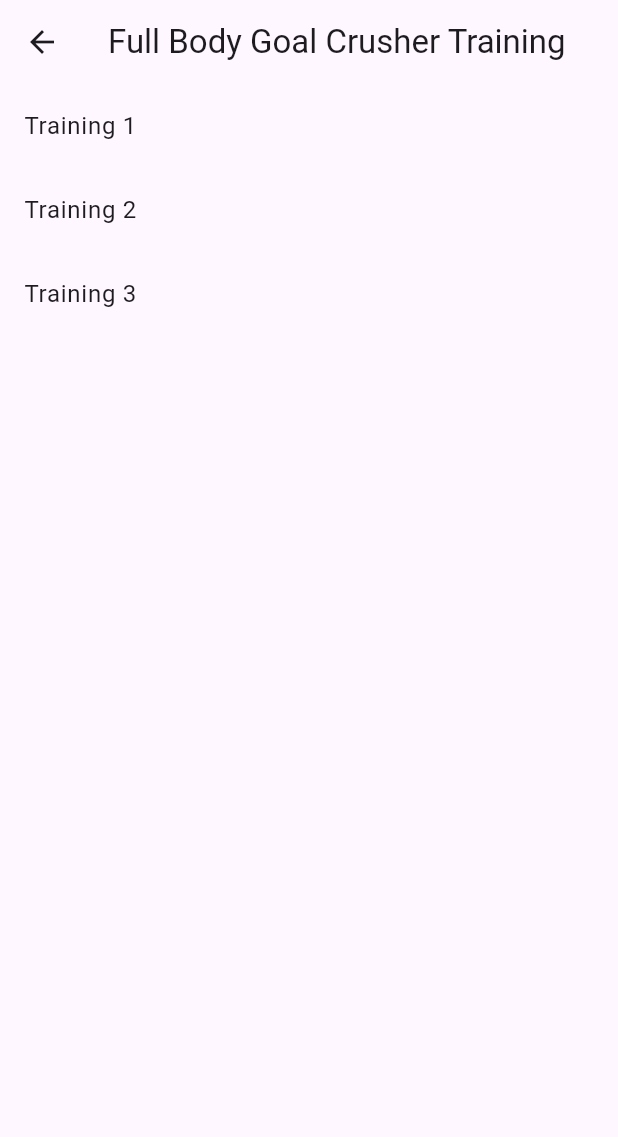
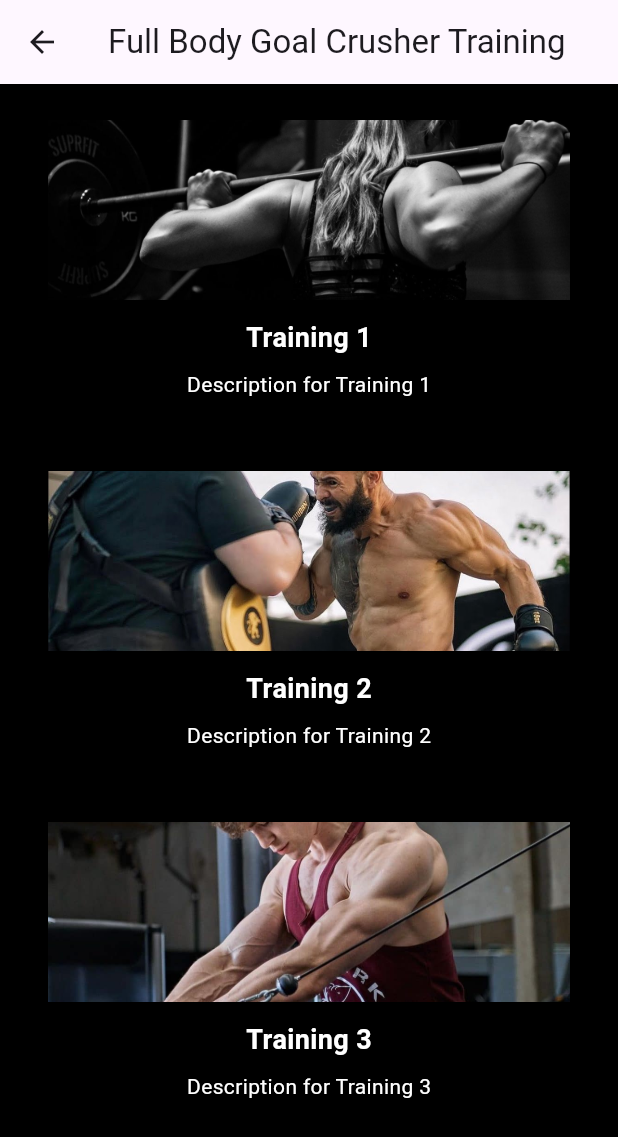
Before and after one commit to thefaceofzed/FlutterSportApp, a Flutter app: the work screen opened directly, after a tap on "Full Body Goal Crusher", on a phone screen of 412 x 824 dp. Shown: the top 1137 px of the screen. Run offline on Flutter 3.47's test engine with Material 3 defaults, Android fonts, the phone set to English and light mode, and no system bars; our stand-ins replace google_fonts.

Commit message:
training-details

```diff
--- a/lib/page-1/workout-categories.dart
+++ b/lib/page-1/workout-categories.dart
@@ -3,7 +3,6 @@ import 'package:flutter/gestures.dart';
 import 'dart:ui';
 import 'package:google_fonts/google_fonts.dart';
 import 'package:myapp/utils.dart';
-
 class work extends StatelessWidget {
   @override
   Widget build(BuildContext context) {
@@ -13,7 +12,7 @@ class work extends StatelessWidget {
         shadowColor: Colors.black12,
       ),
       body: Container(
-        color: Color.fromARGB(255, 18, 17, 17), // Set the background color to black
+        color: const Color.fromARGB(255, 44, 36, 36), // Set the background color to black
         child: SingleChildScrollView(
           child: Column(
             children: [
@@ -21,24 +20,92 @@ class work extends StatelessWidget {
                 title: 'Wake Up Call',
                 image: 'assets/page-1/images/image-bg-rRq.png',
                 description: '04 Workouts for Beginner',
+                trainingItems: [
+                  TrainingItem(
+                    title: 'Training 1',
+                    image: 'assets/page-1/images/image-bg-ovT.png',
+                    description: 'Description for Training 1',
+                  ),
+                  TrainingItem(
+                    title: 'Training 2',
+                    image: 'assets/page-1/images/image-bg-bLF.png',
+                    description: 'Description for Training 2',
+                  ),
+                  TrainingItem(
+                    title: 'Training 3',
+                    image: 'assets/page-1/images/image-bg-biT.png',
+                    description: 'Description for Training 3',
+                  ),
+                ],
               ),
               WorkoutCard(
                 title: 'Full Body Goal Crusher',
                 image: 'assets/page-1/images/image-bg-1KZ.png',
                 description: '07 Workouts for Beginner',
                 isPro: true,
+                trainingItems: [
+                  TrainingItem(
+                    title: 'Training 1',
+                    image: 'assets/page-1/images/image-bg-L5h.png',
+                    description: 'Description for Training 1',
+                  ),
+                  TrainingItem(
+                    title: 'Training 2',
+                    image: 'assets/page-1/images/image-bg-7AK.png',
+                    description: 'Description for Training 2',
+                  ),
+                  TrainingItem(
+                    title: 'Training 3',
+                    image: 'assets/page-1/images/david.png',
+                    description: 'Description for Training 3',
+                  ),
+                ],
               ),
               WorkoutCard(
                 title: 'Lower Body Strength',
-                image: 'assets/page-1/images/image-bg-biT.png',
+                image: 'assets/page-1/images/image-uKy.png',
                 description: '05 Workouts for Beginner',
                 isPro: true,
+                trainingItems: [
+                  TrainingItem(
+                    title: 'Training 1',
+                    image: 'assets/page-1/images/image-bg-ovT.png',
+                    description: 'Description for Training 1',
+                  ),
+                  TrainingItem(
+                    title: 'Training 2',
+                    image: 'assets/page-1/images/image-bg-SCb.png',
+                    description: 'Description for Training 2',
+                  ),
+                  TrainingItem(
+                    title: 'Training 3',
+                    image: 'assets/page-1/images/image-bg-S5Z.png',
+                    description: 'Description for Training 3',
+                  ),
+                ],
               ),
               WorkoutCard(
                 title: 'Drill Essentials',
                 image: 'assets/page-1/images/image-bg-DBy.png',
                 description: '06 Workouts for Beginner',
                 isPro: true,
+                trainingItems: [
+                  TrainingItem(
+                    title: 'Training 1',
+                    image: 'assets/page-1/images/image-bg-ovT.png',
+                    description: 'Description for Training 1',
+                  ),
+                  TrainingItem(
+                    title: 'Training 2',
+                    image: 'assets/page-1/images/image-bg-bLF.png',
+                    description: 'Description for Training 2',
+                  ),
+                  TrainingItem(
+                    title: 'Training 3',
+                    image: 'assets/page-1/images/image-bg-biT.png',
+                    description: 'Description for Training 3',
+                  ),
+                ],
               ),
             ],
           ),
@@ -53,12 +120,14 @@ class WorkoutCard extends StatelessWidget {
   final String image;
   final String description;
   final bool isPro;
+  final List<TrainingItem> trainingItems;
 
   WorkoutCard({
     required this.title,
     required this.image,
     required this.description,
     this.isPro = false,
+    required this.trainingItems,
   });
 
   @override
@@ -69,7 +138,10 @@ class WorkoutCard extends StatelessWidget {
         Navigator.push(
           context,
           MaterialPageRoute(
-            builder: (context) => TrainingList(category: title),
+            builder: (context) => TrainingList(
+              category: title,
+              trainingItems: trainingItems,
+            ),
           ),
         );
       },
@@ -161,8 +233,12 @@ class WorkoutCard extends StatelessWidget {
 
 class TrainingList extends StatelessWidget {
   final String category;
+  final List<TrainingItem> trainingItems;
 
-  TrainingList({required this.category});
+  TrainingList({
+    required this.category,
+    required this.trainingItems,
+  });
 
   @override
   Widget build(BuildContext context) {
@@ -170,20 +246,63 @@ class TrainingList extends StatelessWidget {
       appBar: AppBar(
         title: Text('$category Training'),
       ),
-      body: ListView(
-        children: [
-          ListTile(
-            title: Text('Training 1'),
-          ),
-          ListTile(
-            title: Text('Training 2'),
-          ),
-          ListTile(
-            title: Text('Training 3'),
-          ),
-          // Add more list items as needed
-        ],
+      body: Container(
+        color: Colors.black, // Set the background color to black
+        child: ListView.builder(
+          itemCount: trainingItems.length,
+          itemBuilder: (context, index) {
+            TrainingItem item = trainingItems[index];
+            return Container(
+              margin: EdgeInsets.symmetric(vertical: 8.0, horizontal: 16.0),
+              padding: EdgeInsets.all(16.0),
+              decoration: BoxDecoration(
+                color: Colors.black,
+                borderRadius: BorderRadius.circular(12.0),
+              ),
+              child: Column(
+                crossAxisAlignment: CrossAxisAlignment.center,
+                children: [
+                  Image.asset(
+                    item.image,
+                    height: 120.0,
+                    width: double.infinity,
+                    fit: BoxFit.cover,
+                  ),
+                  SizedBox(height: 12.0),
+                  Text(
+                    item.title,
+                    style: TextStyle(
+                      fontSize: 18.0,
+                      fontWeight: FontWeight.bold,
+                      color: Colors.white,
+                    ),
+                  ),
+                  SizedBox(height: 8.0),
+                  Text(
+                    item.description,
+                    style: TextStyle(
+                      fontSize: 14.0,
+                      color: Colors.white,
+                    ),
+                  ),
+                ],
+              ),
+            );
+          },
+        ),
       ),
     );
   }
 }
+
+class TrainingItem {
+  final String title;
+  final String image;
+  final String description;
+
+  TrainingItem({
+    required this.title,
+    required this.image,
+    required this.description,
+  });
+}
--- a/pubspec.yaml
+++ b/pubspec.yaml
@@ -226,6 +226,7 @@ flutter:
     - assets/page-1/images/card.png
     - assets/page-1/images/image-HKZ.png
     - assets/page-1/images/landingpagefitness-1.png
+    - assets/page-1/images/david.png
 
   # An image asset can refer to one or more resolution-specific "variants", see
   # https://flutter.dev/assets-and-images/#resolution-aware
```
Also changed, not shown: assets/page-1/images/david.png (added), assets/page-1/images/lowerbody.jpg (added), assets/page-1/images/train-1.jpg (added), assets/page-1/images/wakeupcall3.jpg (added), 1 other file.
